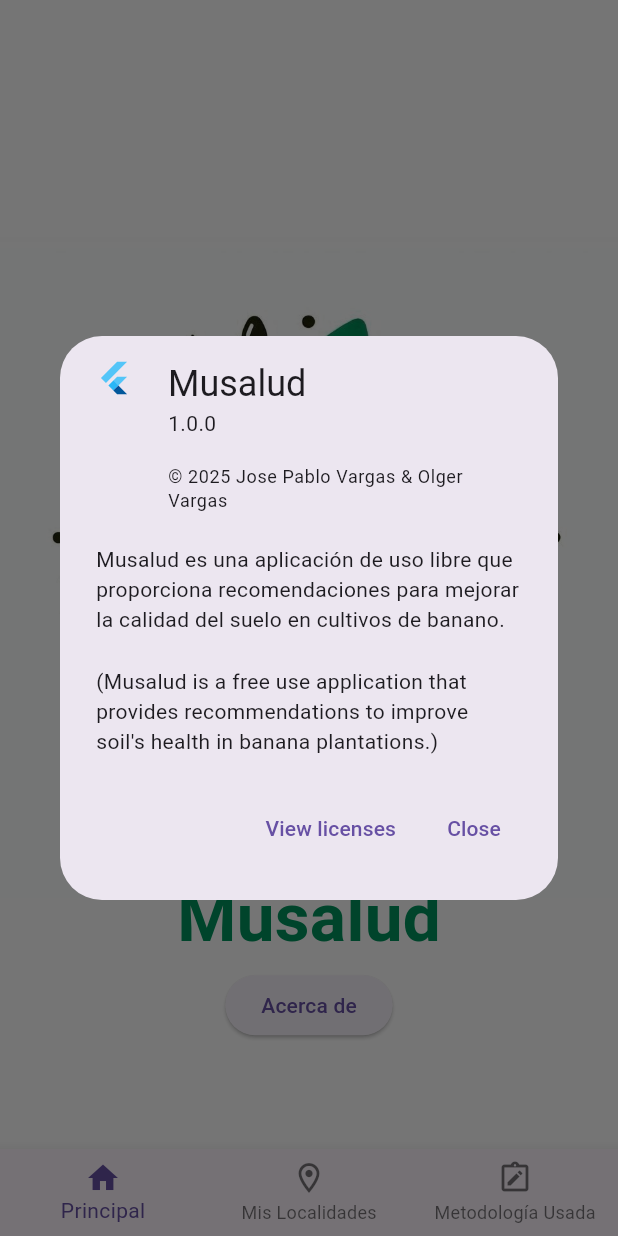
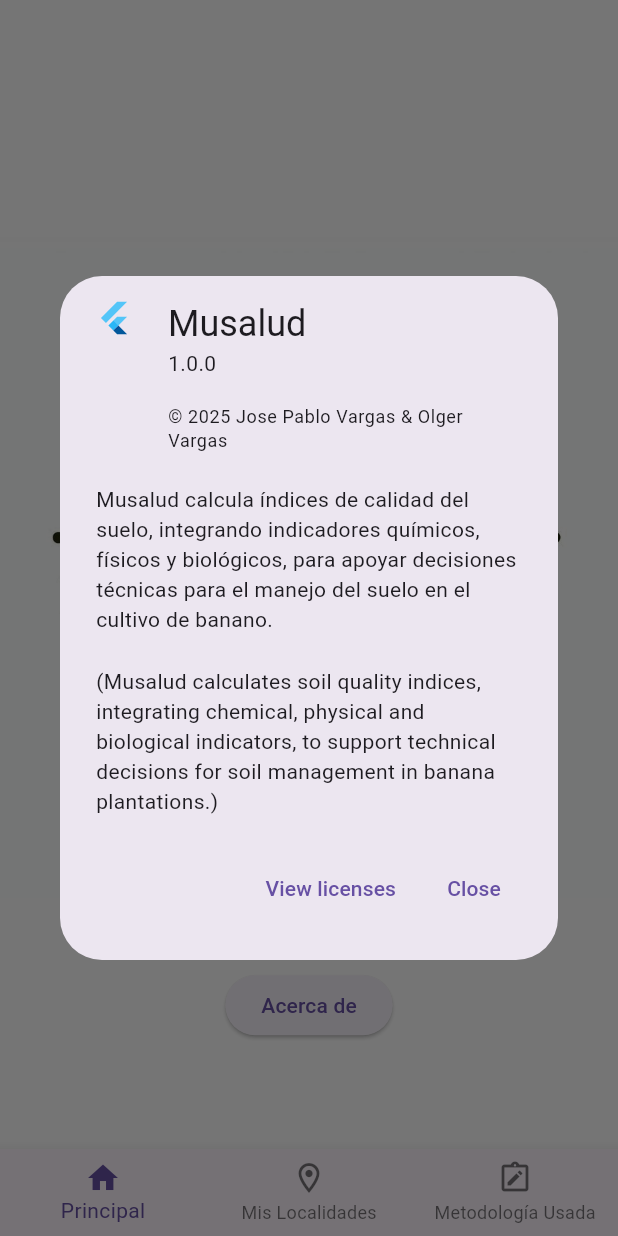
Before and after one commit to varfer-apps/musalud, a Flutter app: the screen it shows after launch, after a tap on "Acerca de", on a phone screen of 412 x 824 dp. Run offline on Flutter 3.47's test engine with Material 3 defaults, Android fonts, the phone set to English and light mode, and no system bars; our stand-ins replace fl_chart, flutter_map, flutter_spinbox, fluttertoast, latlong2; missing offline and left inert: bulleted_list, confirm_dialog, normal, tab_container.

Commit message:
Methodologies and RSP average and standard deviation updated

```diff
--- a/lib/main.dart
+++ b/lib/main.dart
@@ -124,7 +124,7 @@ class _AppNavigationState extends State<AppNavigation> {
   static const double devPh1 = 0.31;
   static const double devPh2 = 0.32;
   static const double devAi = 0.55;
-  static const double devRsp = 0.32;
+  static const double devRsp = 0.20;
   static const double devCbm = 101.04;
   static const double devCpf = 7.59;
   static const double devApf = 60.96;
@@ -136,7 +136,7 @@ class _AppNavigationState extends State<AppNavigation> {
   static const double avgPh1 = 5.04;
   static const double avgPh2 = 5.89;
   static const double avgAi = 1.01;
-  static const double avgRsp = 0.55;
+  static const double avgRsp = 0.72;
   static const double avgCbm = 196.86;
   static const double avgCpf = 78.8;
   static const double avgApf = 195.99;
@@ -326,9 +326,9 @@ class _AppNavigationState extends State<AppNavigation> {
                       applicationLegalese: '\u{a9} ${DateTime.now().year} Jose Pablo Vargas & Olger Vargas',
                       children: [
                         const Text(''),
-                        const Text('Musalud es una aplicación de uso libre que proporciona recomendaciones para mejorar la calidad del suelo en cultivos de banano.'),
+                        const Text('Musalud calcula índices de calidad del suelo, integrando indicadores químicos, físicos y biológicos, para apoyar decisiones técnicas para el manejo del suelo en el cultivo de banano.'),
                         const Text(''),
-                        const Text("(Musalud is a free use application that provides recommendations to improve soil's health in banana plantations.)"),
+                        const Text('(Musalud calculates soil quality indices, integrating chemical, physical and biological indicators, to support technical decisions for soil management in banana plantations.)'),
                       ]
                     );
                   },
@@ -607,28 +607,16 @@ class _AppNavigationState extends State<AppNavigation> {
                           crossAxisAlignment: CrossAxisAlignment.start,
                           children: [
                             Text(
-                              'Metodología de muestreo',
+                              'Metodología usada',
                               style: Theme.of(context).textTheme.headlineSmall?.copyWith(
                                 color: Colors.white,
                               ),
                             ),
                             SizedBox(height: MediaQuery.of(context).size.width * 0.03),
                             const Text(
-                              'Profundidad de muestra 0-30 cm frente a hijo de sucesión.',
+                              '% Carbono Orgánico Total (combustión seca), a una profundidad de 0-30 cm.',
                               style: TextStyle(color: Colors.white),
-                            ),
-                            SizedBox(height: MediaQuery.of(context).size.width * 0.12),
-                            Text(
-                              'Metodología de análisis',
-                              style: Theme.of(context).textTheme.headlineSmall?.copyWith(
-                                color: Colors.white,
-                              ),
-                            ),
-                            SizedBox(height: MediaQuery.of(context).size.width * 0.03),
-                            const Text(
-                              'Combustión seca.',
-                              style: TextStyle(color: Colors.white),
-                            ),
+                            )
                           ],
                         ),
                       ),
@@ -637,28 +625,16 @@ class _AppNavigationState extends State<AppNavigation> {
                           crossAxisAlignment: CrossAxisAlignment.start,
                           children: [
                             Text(
-                              'Metodología de muestreo',
+                              'Metodología usada',
                               style: Theme.of(context).textTheme.headlineSmall?.copyWith(
                                 color: Colors.white,
                               ),
                             ),
                             SizedBox(height: MediaQuery.of(context).size.width * 0.03),
                             const Text(
-                              'Profundidad de muestra 0-30 cm frente a hijo de sucesión.',
+                              'pH de suelo (en agua), a una profundidad de 0-30 cm.',
                               style: TextStyle(color: Colors.white),
-                            ),
-                            SizedBox(height: MediaQuery.of(context).size.width * 0.12),
-                            Text(
-                              'Metodología de análisis',
-                              style: Theme.of(context).textTheme.headlineSmall?.copyWith(
-                                color: Colors.white,
-                              ),
-                            ),
-                            SizedBox(height: MediaQuery.of(context).size.width * 0.03),
-                            const Text(
-                              'En agua.',
-                              style: TextStyle(color: Colors.white),
-                            ),
+                            )
                           ],
                         ),
                       ),
@@ -667,28 +643,16 @@ class _AppNavigationState extends State<AppNavigation> {
                           crossAxisAlignment: CrossAxisAlignment.start,
                           children: [
                             Text(
-                              'Metodología de muestreo',
+                              'Metodología usada',
                               style: Theme.of(context).textTheme.headlineSmall?.copyWith(
                                 color: Colors.white,
                               ),
                             ),
                             SizedBox(height: MediaQuery.of(context).size.width * 0.03),
                             const Text(
-                              'Profundidad de muestra 0-30 cm frente a hijo de sucesión.',
+                              'Acidez Intercambiable (KCL 1 M), a una profundidad de 0-30 cm.',
                               style: TextStyle(color: Colors.white),
-                            ),
-                            SizedBox(height: MediaQuery.of(context).size.width * 0.12),
-                            Text(
-                              'Metodología de análisis',
-                              style: Theme.of(context).textTheme.headlineSmall?.copyWith(
-                                color: Colors.white,
-                              ),
-                            ),
-                            SizedBox(height: MediaQuery.of(context).size.width * 0.03),
-                            const Text(
-                              'En KCl 1M.',
-                              style: TextStyle(color: Colors.white),
-                            ),
+                            )
                           ],
                         ),
                       ),
@@ -697,28 +661,16 @@ class _AppNavigationState extends State<AppNavigation> {
                           crossAxisAlignment: CrossAxisAlignment.start,
                           children: [
                             Text(
-                              'Metodología de muestreo',
+                              'Metodología usada',
                               style: Theme.of(context).textTheme.headlineSmall?.copyWith(
                                 color: Colors.white,
                               ),
                             ),
                             SizedBox(height: MediaQuery.of(context).size.width * 0.03),
                             const Text(
-                              'Profundidad de muestra 0-30 cm frente a hijo de sucesión.',
+                              'Carbono de Biomasa Microbiana (fumigación-extracción [Vance et al. 1987]), a una profundidad de 0-30 cm.',
                               style: TextStyle(color: Colors.white),
-                            ),
-                            SizedBox(height: MediaQuery.of(context).size.width * 0.12),
-                            Text(
-                              'Metodología de análisis',
-                              style: Theme.of(context).textTheme.headlineSmall?.copyWith(
-                                color: Colors.white,
-                              ),
-                            ),
-                            SizedBox(height: MediaQuery.of(context).size.width * 0.03),
-                            const Text(
-                              'Fumigación-extracción. Vance et al. (1987).',
-                              style: TextStyle(color: Colors.white),
-                            ),
+                            )
                           ],
                         ),
                       ),
@@ -727,14 +679,14 @@ class _AppNavigationState extends State<AppNavigation> {
                           crossAxisAlignment: CrossAxisAlignment.start,
                           children: [
                             Text(
-                              'Metodología de muestreo',
+                              'Metodología usada',
                               style: Theme.of(context).textTheme.headlineSmall?.copyWith(
                                 color: Colors.white,
                               ),
                             ),
                             SizedBox(height: MediaQuery.of(context).size.width * 0.03),
                             const Text(
-                              'Superficial, humedad a capacidad de campo, utilizando un penetrómetro marca Eijkelkamp® modelo 06.01SB.',
+                              'Resistencia del Suelo a la Penetración (penetrómetro marca Eijkelkamp® modelo 06.01SB), determinado superficialmente y a capacidad de campo.',
                               style: TextStyle(color: Colors.white),
                             ),
                           ],
@@ -745,14 +697,14 @@ class _AppNavigationState extends State<AppNavigation> {
                           crossAxisAlignment: CrossAxisAlignment.start,
                           children: [
                             Text(
-                              'Metodología de muestreo',
+                              'Metodología usada',
                               style: Theme.of(context).textTheme.headlineSmall?.copyWith(
                                 color: Colors.white,
                               ),
                             ),
                             SizedBox(height: MediaQuery.of(context).size.width * 0.03),
                             const Text(
-                              'Planta en edad de parición. Circunferencia a 1 m de altura.',
+                              'Circunferencia de Planta a Floración (en planta madre a la altura de 1 m).',
                               style: TextStyle(color: Colors.white),
                             ),
                           ],
@@ -763,14 +715,14 @@ class _AppNavigationState extends State<AppNavigation> {
                           crossAxisAlignment: CrossAxisAlignment.start,
                           children: [
                             Text(
-                              'Metodología de muestreo',
+                              'Metodología usada',
                               style: Theme.of(context).textTheme.headlineSmall?.copyWith(
                                 color: Colors.white,
                               ),
                             ),
                             SizedBox(height: MediaQuery.of(context).size.width * 0.03),
                             const Text(
-                              'Hijo de planta en edad de parición. Altura del hijo de sucesión, de la base a la "v" que se forma entre la hoja candela y hoja #1.',
+                              'Altura del Hijo a Floración (altura desde la base a la "v" que se forma entre la hoja candela y la hoja #1).',
                               style: TextStyle(color: Colors.white),
                             ),
                           ],
@@ -781,14 +733,14 @@ class _AppNavigationState extends State<AppNavigation> {
                           crossAxisAlignment: CrossAxisAlignment.start,
                           children: [
                             Text(
-                              'Metodología de muestreo',
+                              'Metodología usada',
                               style: Theme.of(context).textTheme.headlineSmall?.copyWith(
                                 color: Colors.white,
                               ),
                             ),
                             SizedBox(height: MediaQuery.of(context).size.width * 0.03),
                             const Text(
-                              'Conteo de manos en frutas de 11 o 12 semanas de embolse.',
+                              'Manos por Racimo (conteo en frutas de 11 y 12 semanas de embolse).',
                               style: TextStyle(color: Colors.white),
                             ),
                           ],
@@ -799,28 +751,16 @@ class _AppNavigationState extends State<AppNavigation> {
                           crossAxisAlignment: CrossAxisAlignment.start,
                           children: [
                             Text(
-                              'Metodología de muestreo',
+                              'Metodología usada',
                               style: Theme.of(context).textTheme.headlineSmall?.copyWith(
                                 color: Colors.white,
                               ),
                             ),
                             SizedBox(height: MediaQuery.of(context).size.width * 0.03),
                             const Text(
-                              'Muestra tomada en un volumen de suelo de 13x13x30 cm, entre madre e hijo de sucesión.',
+                              'Raíz Funcional por planta (volumen de 13x13x30 cm entre madre e hijo de sucesión [Vargas y Araya 2018]).',
                               style: TextStyle(color: Colors.white),
-                            ),
-                            SizedBox(height: MediaQuery.of(context).size.width * 0.12),
-                            Text(
-                              'Metodología de análisis',
-                              style: Theme.of(context).textTheme.headlineSmall?.copyWith(
-                                color: Colors.white,
-                              ),
-                            ),
-                            SizedBox(height: MediaQuery.of(context).size.width * 0.03),
-                            const Text(
-                              'Metodología descrita por Vargas y Araya (2018)',
-                              style: TextStyle(color: Colors.white),
-                            ),
+                            )
                           ],
                         ),
                       ),
@@ -829,28 +769,16 @@ class _AppNavigationState extends State<AppNavigation> {
                           crossAxisAlignment: CrossAxisAlignment.start,
                           children: [
                             Text(
-                              'Metodología de muestreo',
+                              'Metodología usada',
                               style: Theme.of(context).textTheme.headlineSmall?.copyWith(
                                 color: Colors.white,
                               ),
                             ),
                             SizedBox(height: MediaQuery.of(context).size.width * 0.03),
                             const Text(
-                              'Muestra tomada en un volumen de suelo de 13x13x30 cm, entre madre e hijo de sucesión.',
+                              'Radopholus similis en 100 g de raíz (volumen de 13x13x30 cm entre madre e hijo de sucesión [Vargas y Araya 2018]).',
                               style: TextStyle(color: Colors.white),
-                            ),
-                            SizedBox(height: MediaQuery.of(context).size.width * 0.12),
-                            Text(
-                              'Metodología de análisis',
-                              style: Theme.of(context).textTheme.headlineSmall?.copyWith(
-                                color: Colors.white,
-                              ),
-                            ),
-                            SizedBox(height: MediaQuery.of(context).size.width * 0.03),
-                            const Text(
-                              'Metodología descrita por Vargas y Araya (2018)',
-                              style: TextStyle(color: Colors.white),
-                            ),
+                            )
                           ],
                         ),
                       ),
```
Lines whose indentation alone changed are shown as unchanged.
